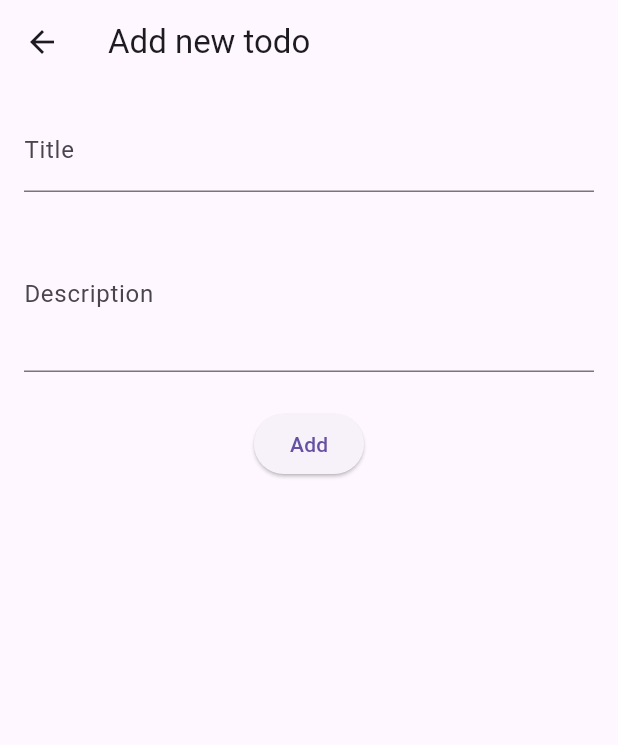
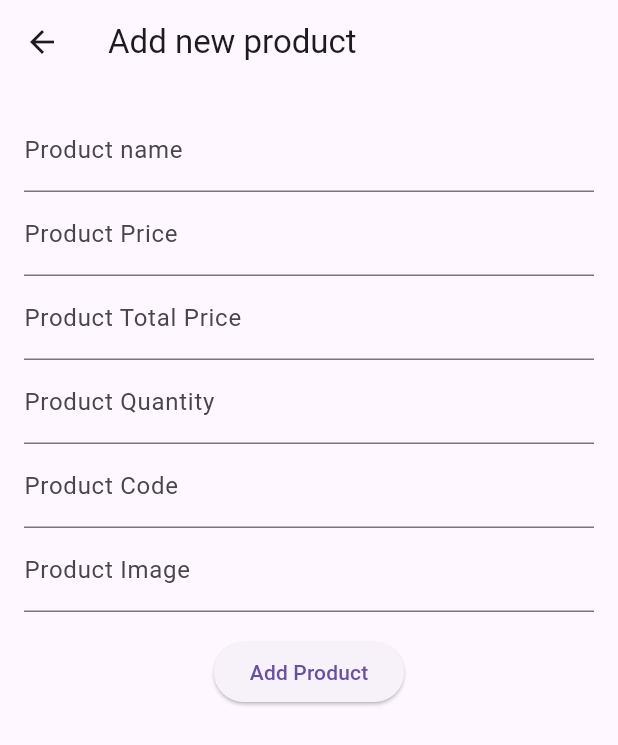
Before and after one commit to Tohid469/rafatsir_ostad_beatch8, a Flutter app: the screen it shows after launch, after a tap on the "add" icon, on a phone screen of 412 x 824 dp. Shown: the top 745 px of the screen. Run offline on Flutter 3.47's test engine with Material 3 defaults, Android fonts, the phone set to English and light mode, and no system bars; network calls fail.

Commit message:
comit module 13 class 1 (Add crud app ui)

```diff
--- a/lib/app.dart
+++ b/lib/app.dart
@@ -1,13 +1,20 @@
 import 'package:flutter/material.dart';
-import 'package:rafatsir_ostad_beatch8/screens/todo_list_screen.dart';
+import 'package:rafatsir_ostad_beatch8/ui/screens/add_new_product_screen.dart';
+import 'package:rafatsir_ostad_beatch8/ui/screens/product_list_screen.dart';
+import 'package:rafatsir_ostad_beatch8/ui/screens/update_product_screen.dart';
 
-class TodoApp extends StatelessWidget {
-  const TodoApp({super.key});
+class CRUDApp extends StatelessWidget {
+  const CRUDApp({super.key});
 
   @override
   Widget build(BuildContext context) {
-    return const MaterialApp(
-      home: TodoListScreen(),
+    return MaterialApp(
+      initialRoute: '/',
+      routes: {
+        '/': (context) => const ProductListScreen(),
+        AddNewProductScreen.name: (context) => const AddNewProductScreen(),
+        UpdateProductScreen.name: (context) => const UpdateProductScreen(),
+      },
     );
   }
 }
--- a/lib/main.dart
+++ b/lib/main.dart
@@ -2,5 +2,5 @@ import 'package:flutter/material.dart';
 import 'package:rafatsir_ostad_beatch8/app.dart';
 
 void main() {
-  runApp(const TodoApp());
+  runApp(const CRUDApp());
 }
--- a/lib/models/todo.dart
+++ /dev/null
@@ -1,12 +0,0 @@
-class Todo {
-  String title;
-  String description;
-  TodoStatus status;
-
-  Todo(
-      {required this.title,
-        required this.description,
-        this.status = TodoStatus.idle});
-}
-
-enum TodoStatus { idle, inProgress, done }
--- a/lib/models/todo_manager.dart
+++ /dev/null
@@ -1,25 +0,0 @@
-
-
-import 'package:rafatsir_ostad_beatch8/models/todo.dart';
-
-class TodoManager {
-  final List<Todo> _listOfTodo = [];
-
-  List<Todo> get todoList => _listOfTodo;
-
-  void addTodo(Todo todo) {
-    _listOfTodo.add(todo);
-  }
-
-  void deleteTodo(int index) {
-    _listOfTodo.removeAt(index);
-  }
-
-  void updateTodo(int index, Todo todo) {
-    _listOfTodo[index] = todo;
-  }
-
-  void updateTodoStatus(int index, TodoStatus status) {
-    _listOfTodo[index].status = status;
-  }
-}
--- a/lib/screens/add_new_todo_screen.dart
+++ /dev/null
@@ -1,77 +0,0 @@
-import 'package:flutter/material.dart';
-import 'package:rafatsir_ostad_beatch8/models/todo.dart';
-
-class AddNewTodoScreen extends StatefulWidget {
-  const AddNewTodoScreen({super.key});
-
-  @override
-  State<AddNewTodoScreen> createState() => _AddNewTodoScreenState();
-}
-
-class _AddNewTodoScreenState extends State<AddNewTodoScreen> {
-  final TextEditingController _titleTEController = TextEditingController();
-  final TextEditingController _descriptionTEController =
-  TextEditingController();
-  final GlobalKey<FormState> _formKey = GlobalKey<FormState>();
-
-  @override
-  Widget build(BuildContext context) {
-    return Scaffold(
-      appBar: AppBar(
-        title: const Text('Add new todo'),
-      ),
-      body: SingleChildScrollView(
-        child: Padding(
-          padding: const EdgeInsets.all(16.0),
-          child: Form(
-            key: _formKey,
-            child: Column(
-              children: [
-                TextFormField(
-                  controller: _titleTEController,
-                  autovalidateMode: AutovalidateMode.onUserInteraction,
-                  decoration: const InputDecoration(
-                      labelText: 'Title', hintText: 'Write your todo title'),
-                  validator: (String? value) {
-                    if (value == null || value.trim().isEmpty) {
-                      return 'Enter your title';
-                    }
-                    return null;
-                  },
-                ),
-                const SizedBox(height: 16),
-                TextFormField(
-                  controller: _descriptionTEController,
-                  autovalidateMode: AutovalidateMode.onUserInteraction,
-                  maxLines: 3,
-                  decoration: const InputDecoration(
-                      labelText: 'Description',
-                      hintText: 'Write your description here'),
-                  validator: (String? value) {
-                    if (value == null || value.trim().isEmpty) {
-                      return 'Enter your description';
-                    }
-                    return null;
-                  },
-                ),
-                const SizedBox(height: 24),
-                ElevatedButton(
-                  onPressed: () {
-                    if (_formKey.currentState!.validate()) {
-                      Todo todo = Todo(
-                        title: _titleTEController.text.trim(),
-                        description: _descriptionTEController.text.trim(),
-                      );
-                      Navigator.pop(context, todo);
-                    }
-                  },
-                  child: const Text('Add'),
-                )
-              ],
-            ),
-          ),
-        ),
-      ),
-    );
-  }
-}
--- a/lib/screens/todo_list_screen.dart
+++ /dev/null
@@ -1,143 +0,0 @@
-import 'package:flutter/material.dart';
-import 'package:rafatsir_ostad_beatch8/models/todo.dart';
-import 'package:rafatsir_ostad_beatch8/screens/add_new_todo_screen.dart';
-import 'package:rafatsir_ostad_beatch8/screens/update_todo_screen.dart';
-
-class TodoListScreen extends StatefulWidget {
-  const TodoListScreen({super.key});
-
-  @override
-  State<TodoListScreen> createState() => _TodoListScreenState();
-}
-
-class _TodoListScreenState extends State<TodoListScreen> {
-  final List<Todo> listOfTodo = [];
-
-  void _addTodo(Todo todo) {
-    listOfTodo.add(todo);
-    setState(() {});
-  }
-
-  void _deleteTodo(int index) {
-    listOfTodo.removeAt(index);
-    setState(() {});
-  }
-
-  void _updateTodo(int index, Todo todo) {
-    listOfTodo[index] = todo;
-    setState(() {});
-  }
-
-  void _updateTodoStatus(int index, TodoStatus status) {
-    listOfTodo[index].status = status;
-    setState(() {});
-  }
-
-  @override
-  Widget build(BuildContext context) {
-    return Scaffold(
-      appBar: AppBar(
-        title: const Text('Todo List'),
-      ),
-      body: Visibility(
-        visible: listOfTodo.isNotEmpty,
-        replacement: const Center(
-          child: Text('Empty list'),
-        ),
-        child: ListView.builder(
-          itemCount: listOfTodo.length,
-          itemBuilder: (context, index) {
-            Todo todo = listOfTodo[index];
-            return ListTile(
-              title: Text(todo.title),
-              subtitle: Text(todo.description),
-              leading: Text(todo.status.name),
-              trailing: Wrap(
-                children: [
-                  IconButton(
-                    onPressed: () {
-                      _deleteTodo(index);
-                    },
-                    icon: const Icon(Icons.delete),
-                  ),
-                  IconButton(
-                    onPressed: () => _showChangeStatusDialog(index),
-                    icon: const Icon(Icons.edit),
-                  ),
-                ],
-              ),
-              onTap: () {
-                Navigator.push(
-                  context,
-                  MaterialPageRoute(
-                    builder: (context) => UpdateTodoScreen(
-                      todoToBeUpdate: todo,
-                      onUpdateTodo: (Todo updatedTodo) {
-                        _updateTodo(index, updatedTodo);
-                      },
-                    ),
-                  ),
-                );
-              },
-            );
-          },
-        ),
-      ),
-      floatingActionButton: FloatingActionButton(
-        onPressed: () async {
-          Todo? todo = await Navigator.push(
-            context,
-            MaterialPageRoute(
-              builder: (context) => const AddNewTodoScreen(),
-            ),
-          );
-          if (todo != null) {
-            _addTodo(todo);
-          }
-        },
-        child: const Icon(Icons.add),
-      ),
-    );
-  }
-
-  void _showChangeStatusDialog(int index) {
-    showDialog(
-      context: context,
-      builder: (context) {
-        return AlertDialog(
-          title: const Text('Change Status'),
-          content: Column(
-            mainAxisSize: MainAxisSize.min,
-            children: [
-              ListTile(
-                title: const Text('Idle'),
-                onTap: () {
-                  _onTapUpdateStatusButton(index, TodoStatus.idle);
-                },
-              ),
-              const Divider(height: 0),
-              ListTile(
-                title: const Text('In Progress'),
-                onTap: () {
-                  _onTapUpdateStatusButton(index, TodoStatus.inProgress);
-                },
-              ),
-              const Divider(height: 0),
-              ListTile(
-                title: const Text('Done'),
-                onTap: () {
-                  _onTapUpdateStatusButton(index, TodoStatus.done);
-                },
-              ),
-            ],
-          ),
-        );
-      },
-    );
-  }
-
-  void _onTapUpdateStatusButton(int index, TodoStatus status) {
-    _updateTodoStatus(index, status);
-    Navigator.pop(context);
-  }
-}
--- a/lib/screens/update_todo_screen.dart
+++ /dev/null
@@ -1,93 +0,0 @@
-import 'package:flutter/material.dart';
-import 'package:rafatsir_ostad_beatch8/models/todo.dart';
-
-class UpdateTodoScreen extends StatefulWidget {
-  const UpdateTodoScreen({
-    super.key,
-    required this.todoToBeUpdate,
-    required this.onUpdateTodo,
-  });
-
-  final Todo todoToBeUpdate;
-  final Function(Todo) onUpdateTodo;
-
-  @override
-  State<UpdateTodoScreen> createState() => _UpdateTodoScreenState();
-}
-
-class _UpdateTodoScreenState extends State<UpdateTodoScreen> {
-  final TextEditingController _titleTEController = TextEditingController();
-  final TextEditingController _descriptionTEController =
-  TextEditingController();
-  final GlobalKey<FormState> _formKey = GlobalKey<FormState>();
-
-  @override
-  void initState() {
-    super.initState();
-    _titleTEController.text = widget.todoToBeUpdate.title;
-    _descriptionTEController.text = widget.todoToBeUpdate.description;
-  }
-
-  @override
-  Widget build(BuildContext context) {
-    return Scaffold(
-      appBar: AppBar(
-        title: const Text('Update todo'),
-      ),
-      body: SingleChildScrollView(
-        child: Padding(
-          padding: const EdgeInsets.all(16.0),
-          child: Form(
-            key: _formKey,
-            child: Column(
-              children: [
-                TextFormField(
-                  controller: _titleTEController,
-                  autovalidateMode: AutovalidateMode.onUserInteraction,
-                  decoration: const InputDecoration(
-                      labelText: 'Title', hintText: 'Write your todo title'),
-                  validator: (String? value) {
-                    if (value == null || value.trim().isEmpty) {
-                      return 'Enter your title';
-                    }
-                    return null;
-                  },
-                ),
-                const SizedBox(height: 16),
-                TextFormField(
-                  controller: _descriptionTEController,
-                  autovalidateMode: AutovalidateMode.onUserInteraction,
-                  maxLines: 3,
-                  decoration: const InputDecoration(
-                      labelText: 'Description',
-                      hintText: 'Write your description here'),
-                  validator: (String? value) {
-                    if (value == null || value.trim().isEmpty) {
-                      return 'Enter your description';
-                    }
-                    return null;
-                  },
-                ),
-                const SizedBox(height: 24),
-                ElevatedButton(
-                  onPressed: () {
-                    if (_formKey.currentState!.validate()) {
-                      Todo todo = Todo(title: _titleTEController.text.trim(),
-                          description: _descriptionTEController.text.trim(),
-                          status: widget.todoToBeUpdate.status
-                      );
-
-                      widget.onUpdateTodo(todo);
-                      Navigator.pop(context);
-                    }
-                  },
-                  child: const Text('Update'),
-                )
-              ],
-            ),
-          ),
-        ),
-      ),
-    );
-  }
-}
--- /dev/null
+++ b/lib/ui/screens/add_new_product_screen.dart
@@ -0,0 +1,122 @@
+import 'package:flutter/material.dart';
+
+class AddNewProductScreen extends StatefulWidget {
+  const AddNewProductScreen({super.key});
+
+  static const String name = '/add-new-product';
+
+  @override
+  State<AddNewProductScreen> createState() => _AddNewProductScreenState();
+}
+
+class _AddNewProductScreenState extends State<AddNewProductScreen> {
+  final TextEditingController _nameTEController = TextEditingController();
+  final TextEditingController _priceTEController = TextEditingController();
+  final TextEditingController _totalPriceTEController = TextEditingController();
+  final TextEditingController _quantityTEController = TextEditingController();
+  final TextEditingController _imageTEController = TextEditingController();
+  final TextEditingController _codeTEController = TextEditingController();
+
+  @override
+  Widget build(BuildContext context) {
+    return Scaffold(
+      appBar: AppBar(
+        title: const Text('Add new product'),
+      ),
+      body: SingleChildScrollView(
+        child: Padding(
+          padding: const EdgeInsets.all(16),
+          child: _buildProductForm(),
+        ),
+      ),
+    );
+  }
+
+  Widget _buildProductForm() {
+    return Form(
+      child: Column(
+        children: [
+          TextFormField(
+            controller: _nameTEController,
+            decoration: const InputDecoration(
+                hintText: 'Name', labelText: 'Product name'),
+            validator: (String? value) {
+              if (value?.trim().isEmpty ?? true) {
+                return 'Enter product name';
+              }
+              return null;
+            },
+          ),
+          TextFormField(
+            controller: _priceTEController,
+            decoration: const InputDecoration(
+                hintText: 'Price', labelText: 'Product Price'),
+            validator: (String? value) {
+              if (value?.trim().isEmpty ?? true) {
+                return 'Enter product price';
+              }
+              return null;
+            },
+          ),
+          TextFormField(
+            controller: _totalPriceTEController,
+            decoration: const InputDecoration(
+                hintText: 'Total price', labelText: 'Product Total Price'),
+            validator: (String? value) {
+              if (value?.trim().isEmpty ?? true) {
+                return 'Enter product total price';
+              }
+              return null;
+            },
+          ),
+          TextFormField(
+            controller: _quantityTEController,
+            decoration: const InputDecoration(
+                hintText: 'Quantity', labelText: 'Product Quantity'),
+            validator: (String? value) {
+              if (value?.trim().isEmpty ?? true) {
+                return 'Enter product quantity';
+              }
+              return null;
+            },
+          ),
+          TextFormField(
+            controller: _codeTEController,
+            decoration: const InputDecoration(
+                hintText: 'Code', labelText: 'Product Code'),
+            validator: (String? value) {
+              if (value?.trim().isEmpty ?? true) {
+                return 'Enter product code';
+              }
+              return null;
+            },
+          ),
+          TextFormField(
+            controller: _imageTEController,
+            decoration: const InputDecoration(
+                hintText: 'Image url', labelText: 'Product Image'),
+            validator: (String? value) {
+              if (value?.trim().isEmpty ?? true) {
+                return 'Enter product image url';
+              }
+              return null;
+            },
+          ),
+          const SizedBox(height: 16),
+          ElevatedButton(onPressed: () {}, child: const Text('Add Product'))
+        ],
+      ),
+    );
+  }
+
+  @override
+  void dispose() {
+    _nameTEController.dispose();
+    _codeTEController.dispose();
+    _priceTEController.dispose();
+    _totalPriceTEController.dispose();
+    _imageTEController.dispose();
+    _quantityTEController.dispose();
+    super.dispose();
+  }
+}
--- /dev/null
+++ b/lib/ui/screens/product_list_screen.dart
@@ -0,0 +1,33 @@
+import 'package:flutter/material.dart';
+import 'package:rafatsir_ostad_beatch8/ui/screens/add_new_product_screen.dart';
+import 'package:rafatsir_ostad_beatch8/ui/widgets/product_item.dart';
+
+class ProductListScreen extends StatefulWidget {
+  const ProductListScreen({super.key});
+
+  @override
+  State<ProductListScreen> createState() => _ProductListScreenState();
+}
+
+class _ProductListScreenState extends State<ProductListScreen> {
+  @override
+  Widget build(BuildContext context) {
+    return Scaffold(
+      appBar: AppBar(
+        title: const Text('Product list'),
+      ),
+      body: ListView.builder(
+        itemCount: 10,
+        itemBuilder: (context, index) {
+          return const ProductItem();
+        },
+      ),
+      floatingActionButton: FloatingActionButton(
+        onPressed: () {
+          Navigator.pushNamed(context, AddNewProductScreen.name);
+        },
+        child: const Icon(Icons.add),
+      ),
+    );
+  }
+}
--- /dev/null
+++ b/lib/ui/widgets/product_item.dart
@@ -0,0 +1,35 @@
+import 'package:flutter/material.dart';
+import 'package:rafatsir_ostad_beatch8/ui/screens/update_product_screen.dart';
+
+class ProductItem extends StatelessWidget {
+  const ProductItem({super.key});
+
+  @override
+  Widget build(BuildContext context) {
+    return ListTile(
+      leading: Image.network(
+          'https://adminapi.applegadgetsbd.com/storage/media/large/iPhone-14-Starlight-8954.jpg'),
+      title: const Text('Product name'),
+      subtitle: const Column(
+        crossAxisAlignment: CrossAxisAlignment.start,
+        children: [
+          Text('Product Code: #CODE'),
+          Text('Quantity: 12'),
+          Text('Price: 34535'),
+          Text('Total Price: 23232323'),
+        ],
+      ),
+      trailing: Wrap(
+        children: [
+          IconButton(onPressed: () {}, icon: const Icon(Icons.delete)),
+          IconButton(
+            onPressed: () {
+              Navigator.pushNamed(context, UpdateProductScreen.name);
+            },
+            icon: const Icon(Icons.edit),
+          ),
+        ],
+      ),
+    );
+  }
+}
```
Also changed, not shown: lib/ui/screens/update_product_screen.dart (added, +122 -0 lines).
